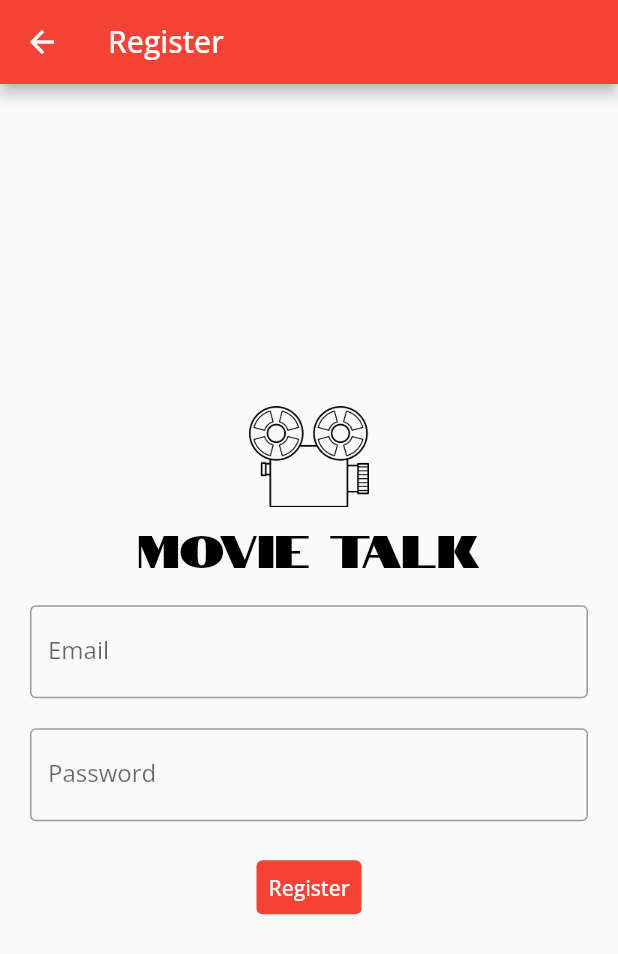
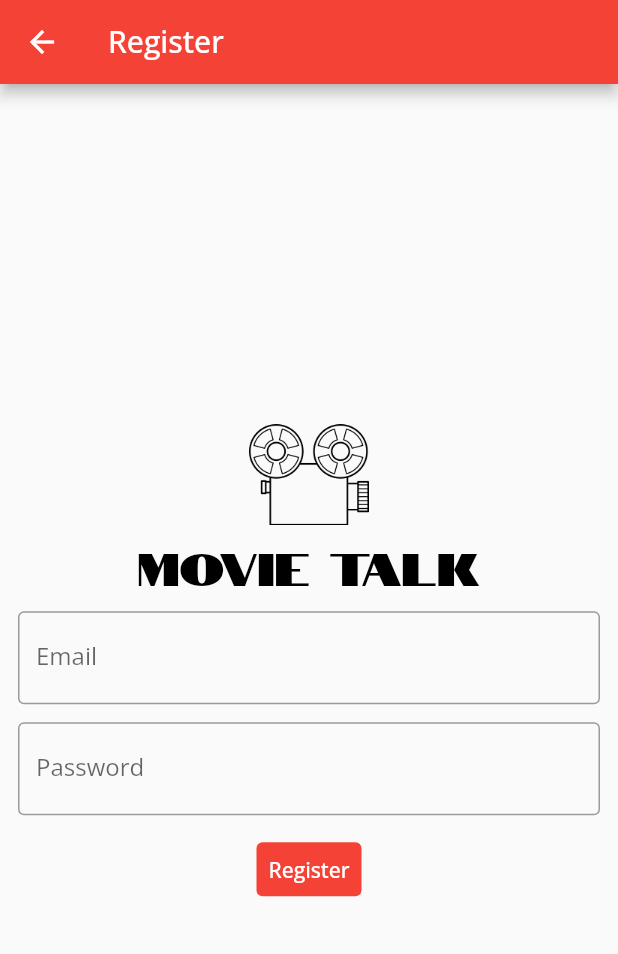
Before and after one commit to danielmbutler/MovieTalk-Flutter, a Flutter app: the screen it shows after launch, after a tap on "Register", on a phone screen of 412 x 824 dp. Shown: the top 954 px of the screen. Run offline on Flutter 3.47's test engine with Material 2 defaults, Android fonts, the phone set to English and light mode, and no system bars; our stand-ins replace cached_network_image; missing offline and left inert: amplify_api, amplify_auth_cognito, amplify_datastore, amplify_datastore_plugin_interface, amplify_flutter.

Commit message:
adjusted padding

```diff
--- a/app/lib/screens/login/widgets/login_box.dart
+++ b/app/lib/screens/login/widgets/login_box.dart
@@ -36,7 +36,7 @@ class _LoginBoxState extends State<LoginBox> {
   Widget build(BuildContext context) {
     checkCurrentUser();
 
-    return Column(
+    return SafeArea(child: Column(
       mainAxisAlignment: MainAxisAlignment.center,
       crossAxisAlignment: CrossAxisAlignment.center,
       children: [
@@ -47,7 +47,7 @@ class _LoginBoxState extends State<LoginBox> {
               color: Colors.black, fontSize: 30, fontFamily: 'Notable'),
         ),
         Padding(
-            padding: const EdgeInsets.all(20),
+            padding: const EdgeInsets.all(12),
             child: TextField(
               controller: emailController,
               decoration: const InputDecoration(
@@ -56,7 +56,7 @@ class _LoginBoxState extends State<LoginBox> {
               ),
             )),
         Padding(
-          padding: const EdgeInsets.only(right: 20, left: 20, bottom: 20),
+          padding: const EdgeInsets.only(right: 12, left: 12, bottom: 12),
           child: TextField(
               obscureText: true,
               controller: passwordController,
@@ -82,7 +82,7 @@ class _LoginBoxState extends State<LoginBox> {
               style: TextStyle(color: Colors.white),
             ))
       ],
-    );
+    ));
   }
 
   Future<void> login() async {
--- a/app/lib/screens/register/register_screen.dart
+++ b/app/lib/screens/register/register_screen.dart
@@ -120,7 +120,7 @@ class _RegisterScreenState extends State<RegisterScreen> {
                         )
                       : Column(children: [
                     Padding(
-                        padding: const EdgeInsets.all(20),
+                        padding: const EdgeInsets.all(12),
                         child: TextField(
                           controller: emailController,
                           decoration: const InputDecoration(
@@ -130,7 +130,7 @@ class _RegisterScreenState extends State<RegisterScreen> {
                         )),
                     Padding(
                       padding:
-                      const EdgeInsets.only(right: 20, left: 20, bottom: 20),
+                      const EdgeInsets.only(right: 12, left: 12, bottom: 12),
                       child: TextField(
                           controller: passwordController,
                           obscureText: true,
```
